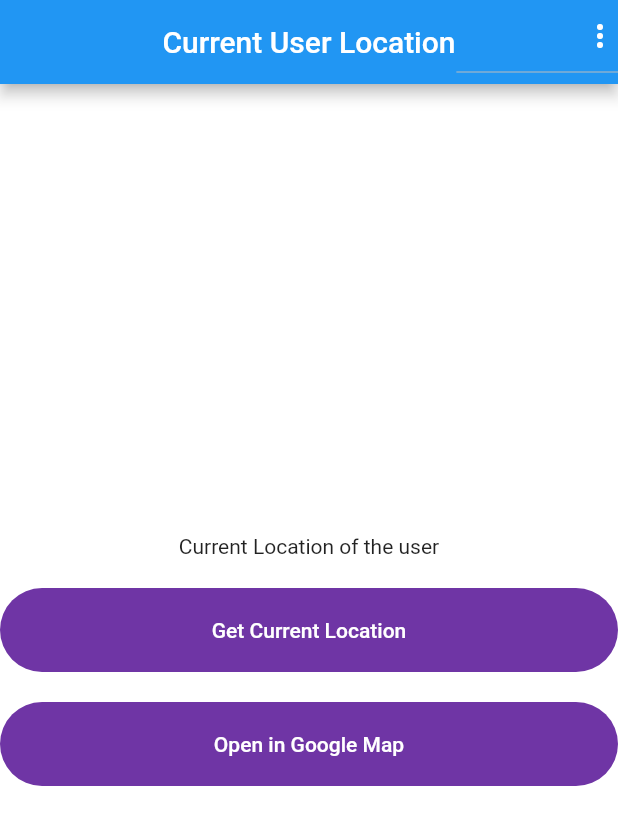
After one commit to cepdnaclk/e18-3yp-Road-Traffic-Ecosystem, a Flutter app: the screen it shows once a user with an empty profile is signed in, after a tap on "Get Current Location", on a phone screen of 412 x 824 dp. The commit adds this screen. Shown: the top 825 px of the screen. Run offline on Flutter 3.47's test engine with Material 2 defaults, Android fonts, the phone set to English and light mode, and no system bars; our stand-ins replace firebase_auth, firebase_core, flutter_svg, geolocator; accounts and stored records are empty; project files that could hold a hidden picture were left out.

Commit message:
log out functionalitty added

```diff
--- /dev/null
+++ b/App/lib/Screens/map_screen.dart
@@ -0,0 +1,137 @@
+import 'package:firebase_auth/firebase_auth.dart';
+import 'package:flutter/material.dart';
+import 'package:flutter/src/foundation/key.dart';
+import 'package:flutter/src/widgets/container.dart';
+import 'package:flutter/src/widgets/framework.dart';
+import 'package:geolocator/geolocator.dart';
+import 'package:url_launcher/url_launcher.dart';
+import 'package:url_launcher/url_launcher_string.dart';
+
+class MapScreen extends StatefulWidget {
+  static String id = 'Map_Screen';
+  const MapScreen({Key? key}) : super(key: key);
+
+  @override
+  State<MapScreen> createState() => _MapScreenState();
+}
+
+class _MapScreenState extends State<MapScreen> {
+  String locationMessage = "Current Location of the user";
+  late String lat;
+  late String long;
+  Future<Position> _getCurrentLocation() async {
+    bool serviceEnabled = await Geolocator.isLocationServiceEnabled();
+    if (!serviceEnabled) {
+      return Future.error("Location services are diabled");
+    }
+    LocationPermission permission = await Geolocator.checkPermission();
+    if (permission == LocationPermission.denied) {
+      permission = await Geolocator.requestPermission();
+      if (permission == LocationPermission.denied) {
+        return Future.error("Location Permission  are diabled");
+      }
+    }
+
+    if (permission == LocationPermission.deniedForever) {
+      return Future.error("Location Permission  are PERMANETLY diabled");
+    }
+    return await Geolocator.getCurrentPosition();
+  }
+
+  void _liveLocation() {
+    LocationSettings locationSetting = const LocationSettings(
+      accuracy: LocationAccuracy.high,
+      distanceFilter: 100,
+    );
+
+    Geolocator.getPositionStream(locationSettings: locationSetting)
+        .listen((Position position) {
+      lat = position.latitude.toString();
+      long = position.longitude.toString();
+
+      setState(() {
+        locationMessage = 'Latitude:$lat, Longitude :$long';
+      });
+    });
+  }
+
+  Future<void> _opanMap(String lat, String long) async {
+    String googleUrl =
+        'https://www.google.com/maps/search/?api=1&query=$lat,$long';
+    await canLaunchUrlString(googleUrl)
+        ? await launchUrlString(googleUrl)
+        : throw 'Could not launch $googleUrl';
+  }
+
+  @override
+  Widget build(BuildContext context) {
+    return Scaffold(
+      appBar: AppBar(
+        title: Text("Current User Location"),
+        actions: [
+          DropdownButton(
+            items: [
+              DropdownMenuItem(
+                child: Container(
+                    child: Row(
+                  children: [
+                    Icon(Icons.exit_to_app),
+                    SizedBox(
+                      width: 8,
+                    ),
+                    Text("LogOut")
+                  ],
+                )),
+                value: 'logout',
+              )
+            ],
+            onChanged: (itemIdentifier) {
+              if (itemIdentifier == 'logout') {
+                FirebaseAuth.instance.signOut();
+              }
+            },
+            icon: Icon(
+              Icons.more_vert,
+              color: Theme.of(context).primaryIconTheme.color,
+            ),
+          )
+        ],
+        centerTitle: true,
+      ),
+      body: Center(
+          child: Column(
+        mainAxisAlignment: MainAxisAlignment.center,
+        children: [
+          Text(
+            locationMessage,
+            textAlign: TextAlign.center,
+          ),
+          SizedBox(
+            height: 20,
+          ),
+          ElevatedButton(
+              onPressed: () {
+                _getCurrentLocation().then((value) {
+                  lat = '${value.latitude}';
+                  long = '${value.longitude}';
+
+                  setState(() {
+                    locationMessage = 'Latitude:$lat, Longitude :$long';
+                  });
+                  _liveLocation();
+                });
+              },
+              child: Text("Get Current Location")),
+          SizedBox(
+            height: 20,
+          ),
+          ElevatedButton(
+              onPressed: () {
+                _opanMap(lat, long);
+              },
+              child: const Text("Open in Google Map"))
+        ],
+      )),
+    );
+  }
+}
--- a/App/lib/main.dart
+++ b/App/lib/main.dart
@@ -1,19 +1,17 @@
 import 'package:flutter/material.dart';
 import 'package:flutter_auth/Screens/Welcome/welcome_screen.dart';
+import 'package:flutter_auth/Screens/map_screen.dart';
 import 'package:flutter_auth/constants.dart';
 import 'package:firebase_core/firebase_core.dart';
 
+import 'package:firebase_auth/firebase_auth.dart';
 
-
-
-
-
-Future main() async  {
+Future main() async {
   WidgetsFlutterBinding.ensureInitialized();
   await Firebase.initializeApp();
   runApp(MyApp());
+}
 
-}
 class MyApp extends StatelessWidget {
   const MyApp({Key? key}) : super(key: key);
 
@@ -47,7 +45,15 @@ class MyApp extends StatelessWidget {
               borderSide: BorderSide.none,
             ),
           )),
-      home: const WelcomeScreen(),
+      home: StreamBuilder(
+        stream: FirebaseAuth.instance.authStateChanges(),
+        builder: (ctx, userSnapshot) {
+          if (userSnapshot.hasData) {
+            return MapScreen();
+          }
+          return WelcomeScreen();
+        },
+      ),
     );
   }
 }
```
